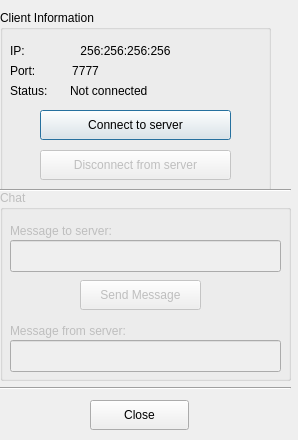
This is ClientDlg.ui in harperalmo/pyqt_ClSrTest as Qt 5 draws it before an edit. The edited form follows.
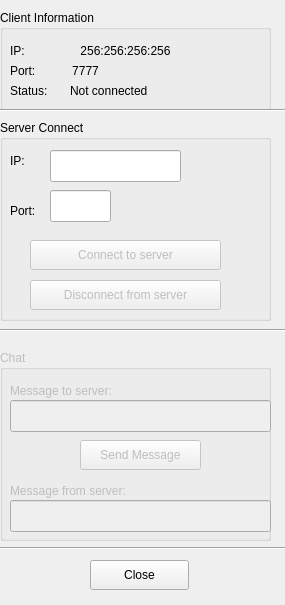
This is the edited form.

Commit message: initial client and server dialogs. Not yet completed or working. UI of boxes is pretty good. Fragile UI interaction, and not connecting a single client to server.

```diff
--- a/ClientDlg.ui
+++ b/ClientDlg.ui
@@ -6,8 +6,8 @@
    <rect>
     <x>0</x>
     <y>0</y>
-    <width>298</width>
-    <height>440</height>
+    <width>285</width>
+    <height>605</height>
    </rect>
   </property>
   <property name="windowTitle">
@@ -22,7 +22,7 @@
      <x>0</x>
      <y>10</y>
      <width>271</width>
-     <height>181</height>
+     <height>101</height>
     </rect>
    </property>
    <property name="title">
@@ -112,35 +112,6 @@
      <string>Not connected</string>
     </property>
    </widget>
-   <widget class="QPushButton" name="pBtn_connect_to_serrver">
-    <property name="geometry">
-     <rect>
-      <x>40</x>
-      <y>100</y>
-      <width>191</width>
-      <height>30</height>
-     </rect>
-    </property>
-    <property name="text">
-     <string>Connect to server</string>
-    </property>
-   </widget>
-   <widget class="QPushButton" name="pBtn_disconnect_from_serrver">
-    <property name="enabled">
-     <bool>false</bool>
-    </property>
-    <property name="geometry">
-     <rect>
-      <x>40</x>
-      <y>140</y>
-      <width>191</width>
-      <height>30</height>
-     </rect>
-    </property>
-    <property name="text">
-     <string>Disconnect from server</string>
-    </property>
-   </widget>
   </widget>
   <widget class="QGroupBox" name="gBx_chat">
    <property name="enabled">
@@ -149,8 +120,8 @@
    <property name="geometry">
     <rect>
      <x>0</x>
-     <y>190</y>
-     <width>291</width>
+     <y>350</y>
+     <width>271</width>
      <height>191</height>
     </rect>
    </property>
@@ -175,7 +146,7 @@
      <rect>
       <x>10</x>
       <y>50</y>
-      <width>271</width>
+      <width>261</width>
       <height>32</height>
      </rect>
     </property>
@@ -223,7 +194,7 @@
      <rect>
       <x>10</x>
       <y>150</y>
-      <width>271</width>
+      <width>261</width>
       <height>32</height>
      </rect>
     </property>
@@ -233,7 +204,7 @@
    <property name="geometry">
     <rect>
      <x>0</x>
-     <y>180</y>
+     <y>320</y>
      <width>291</width>
      <height>20</height>
     </rect>
@@ -246,7 +217,7 @@
    <property name="geometry">
     <rect>
      <x>0</x>
-     <y>380</y>
+     <y>540</y>
      <width>291</width>
      <height>16</height>
     </rect>
@@ -259,7 +230,7 @@
    <property name="geometry">
     <rect>
      <x>90</x>
-     <y>400</y>
+     <y>560</y>
      <width>99</width>
      <height>30</height>
     </rect>
@@ -268,6 +239,110 @@
     <string>Close</string>
    </property>
   </widget>
+  <widget class="QGroupBox" name="gBx_server_connnect">
+   <property name="geometry">
+    <rect>
+     <x>0</x>
+     <y>120</y>
+     <width>271</width>
+     <height>201</height>
+    </rect>
+   </property>
+   <property name="title">
+    <string>Server Connect</string>
+   </property>
+   <widget class="QLabel" name="label_6">
+    <property name="geometry">
+     <rect>
+      <x>10</x>
+      <y>80</y>
+      <width>41</width>
+      <height>22</height>
+     </rect>
+    </property>
+    <property name="text">
+     <string>Port:</string>
+    </property>
+   </widget>
+   <widget class="QLabel" name="label_7">
+    <property name="geometry">
+     <rect>
+      <x>10</x>
+      <y>30</y>
+      <width>31</width>
+      <height>22</height>
+     </rect>
+    </property>
+    <property name="text">
+     <string>IP:</string>
+    </property>
+   </widget>
+   <widget class="QLineEdit" name="le_server_ip">
+    <property name="geometry">
+     <rect>
+      <x>50</x>
+      <y>30</y>
+      <width>131</width>
+      <height>32</height>
+     </rect>
+    </property>
+   </widget>
+   <widget class="QLineEdit" name="le_server_port">
+    <property name="geometry">
+     <rect>
+      <x>50</x>
+      <y>70</y>
+      <width>61</width>
+      <height>32</height>
+     </rect>
+    </property>
+   </widget>
+   <widget class="QPushButton" name="pBtn_connect_to_server">
+    <property name="enabled">
+     <bool>false</bool>
+    </property>
+    <property name="geometry">
+     <rect>
+      <x>30</x>
+      <y>120</y>
+      <width>191</width>
+      <height>30</height>
+     </rect>
+    </property>
+    <property name="text">
+     <string>Connect to server</string>
+    </property>
+   </widget>
+   <widget class="QPushButton" name="pBtn_disconnect_from_server">
+    <property name="enabled">
+     <bool>false</bool>
+    </property>
+    <property name="geometry">
+     <rect>
+      <x>30</x>
+      <y>160</y>
+      <width>191</width>
+      <height>30</height>
+     </rect>
+    </property>
+    <property name="text">
+     <string>Disconnect from server</string>
+    </property>
+   </widget>
+  </widget>
+  <widget class="Line" name="line_3">
+   <property name="geometry">
+    <rect>
+     <x>0</x>
+     <y>100</y>
+     <width>291</width>
+     <height>20</height>
+    </rect>
+   </property>
+   <property name="orientation">
+    <enum>Qt::Horizontal</enum>
+   </property>
+  </widget>
  </widget>
  <resources/>
  <connections/>
```
Left out of the diff: 6 changed lines with no effect on the pictures. The commit also changes 6 other files.
